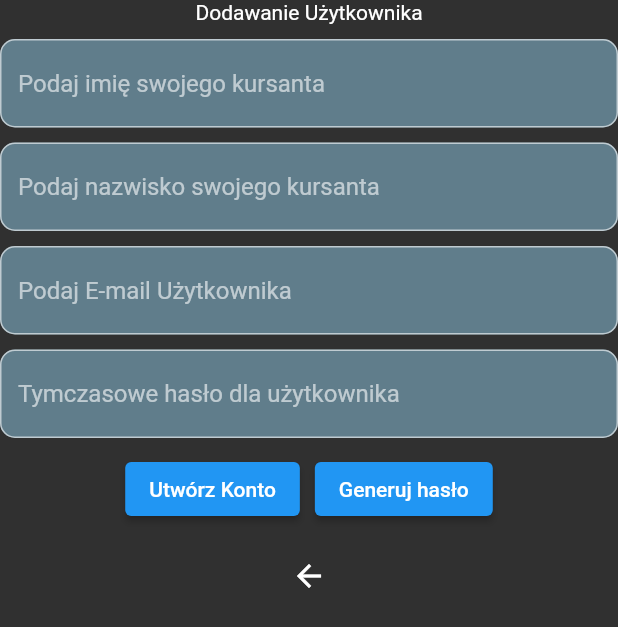
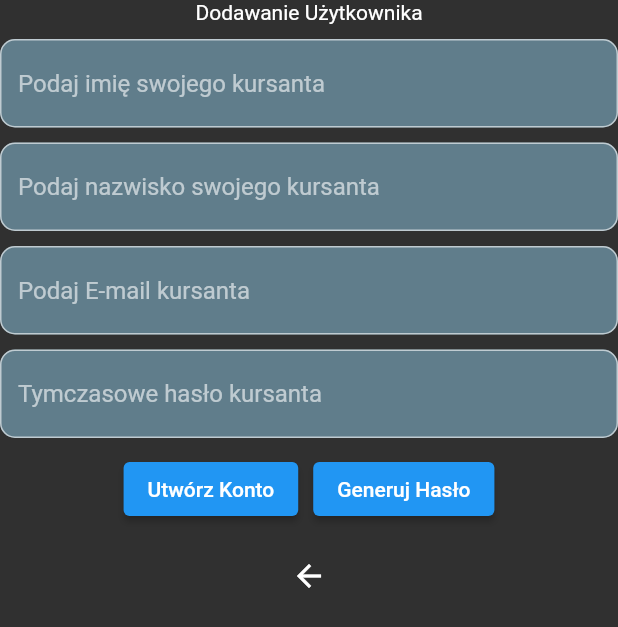
Before and after one commit to Ancyrafi/kursdemon, a Flutter app: the AddUsers widget shown alone on an empty page, opened directly, after a tap on the "add" icon, on a phone screen of 412 x 824 dp. Shown: the top 627 px of the screen. Run offline on Flutter 3.47's test engine with Material 2 defaults, Android fonts, the phone set to English and light mode, and no system bars; our stand-ins replace cloud_firestore, firebase_auth, firebase_core, flutter_bloc, flutter_vector_icons, flutter_widget_from_html_core; missing offline and left inert: fwfh_webview, quill_html_editor; accounts and stored records are empty; generated files the repository leaves out were written again.

Commit message:
set new operation languages

```diff
--- a/lib/features/list_lesson/list_lesson.dart
+++ b/lib/features/list_lesson/list_lesson.dart
@@ -2,7 +2,7 @@ import 'package:flutter/material.dart';
 import 'package:flutter_bloc/flutter_bloc.dart';
 import 'package:kursdemo/features/list_lesson/cubit/lesson_cubit.dart';
 import 'package:kursdemo/features/sections/user_section.dart';
-
+import 'package:flutter_gen/gen_l10n/app_localizations.dart';
 import 'package:kursdemo/repository/repository.dart';
 
 import '../../widgets/title_page_container.dart';
@@ -43,8 +43,8 @@ class _ListLessonState extends State<ListLesson> {
 
           return ListView(
             children: [
-              const TitlePageContainer(
-                title: 'Lekcje',
+              TitlePageContainer(
+                title: AppLocalizations.of(context)!.userLessonInfo,
               ),
               for (final onLesson in oneLesson)
                 ExpansionTile(
--- a/lib/features/sections/user_section.dart
+++ b/lib/features/sections/user_section.dart
@@ -3,7 +3,7 @@
 import 'package:flutter/material.dart';
 import 'package:flutter_widget_from_html_core/flutter_widget_from_html_core.dart';
 import 'package:fwfh_webview/fwfh_webview.dart';
-
+import 'package:flutter_gen/gen_l10n/app_localizations.dart';
 // import 'package:pod_player/pod_player.dart';
 
 class UserSectionPage extends StatelessWidget {
@@ -47,7 +47,7 @@ class UserSectionPage extends StatelessWidget {
                 onPressed: () {
                   Navigator.of(context).pop();
                 },
-                child: const Text('Ukończone'))
+                child: Text(AppLocalizations.of(context)!.finishButton))
           ],
         ),
       ),
--- a/lib/features/user_console_navigator/panel_of_users/user_panel.dart
+++ b/lib/features/user_console_navigator/panel_of_users/user_panel.dart
@@ -2,7 +2,7 @@ import 'package:flutter/material.dart';
 import 'package:flutter_bloc/flutter_bloc.dart';
 import 'package:kursdemo/features/user_console_navigator/panel_of_users/cubit/user_panel_cubit.dart';
 import 'package:kursdemo/repository/repository.dart';
-
+import 'package:flutter_gen/gen_l10n/app_localizations.dart';
 import '../../../widgets/build_text_field.dart';
 import '../../../widgets/random_password.dart';
 
@@ -30,14 +30,14 @@ class _AddUsersState extends State<AddUsers> {
           final users = state.users;
           if (state.addUser) {
             return Column(children: [
-              const Text('Dodawanie Użytkownika'),
+              Text(AppLocalizations.of(context)!.addUserInfo),
               const SizedBox(
                 height: 10,
               ),
               BuildTextField(
                   enabled: true,
                   hideText: false,
-                  hintText: 'Podaj imię swojego kursanta',
+                  hintText: AppLocalizations.of(context)!.addUserName,
                   controller: name),
               const SizedBox(
                 height: 10,
@@ -45,14 +45,14 @@ class _AddUsersState extends State<AddUsers> {
               BuildTextField(
                   enabled: true,
                   hideText: false,
-                  hintText: 'Podaj nazwisko swojego kursanta',
+                  hintText: AppLocalizations.of(context)!.addUserSurrname,
                   controller: surname),
               const SizedBox(
                 height: 10,
               ),
               BuildTextField(
                 enabled: true,
-                hintText: 'Podaj E-mail Użytkownika',
+                hintText: AppLocalizations.of(context)!.addUserEmail,
                 controller: email,
                 hideText: false,
               ),
@@ -62,7 +62,7 @@ class _AddUsersState extends State<AddUsers> {
               BuildTextField(
                   enabled: true,
                   hideText: false,
-                  hintText: 'Tymczasowe hasło dla użytkownika',
+                  hintText: AppLocalizations.of(context)!.addUserPassword,
                   controller: password),
               const SizedBox(
                 height: 10,
@@ -109,7 +109,7 @@ class _AddUsersState extends State<AddUsers> {
                                 )));
                       }
                     },
-                    child: const Text('Utwórz Konto'),
+                    child: Text(AppLocalizations.of(context)!.addUserButton),
                   ),
                   const SizedBox(
                     width: 10,
@@ -119,7 +119,8 @@ class _AddUsersState extends State<AddUsers> {
                       String randomPassword = generatePassword();
                       password.text = randomPassword;
                     },
-                    child: const Text('Generuj hasło'),
+                    child: Text(
+                        AppLocalizations.of(context)!.addUserPassGenButton),
                   ),
                 ],
               ),
@@ -165,7 +166,7 @@ class _AddUsersState extends State<AddUsers> {
                       height: 10,
                     ),
                     ListTile(
-                      title: Text('Hasło: ${user.pass}'),
+                      title: Text('Password: ${user.pass}'),
                     ),
                     const SizedBox(
                       height: 10,
@@ -190,7 +191,7 @@ class _AddUsersState extends State<AddUsers> {
                           );
                         }
                       },
-                      child: const Text('Usuń'),
+                      child: Text(AppLocalizations.of(context)!.deleteButtton),
                     ),
                   ],
                 ),
--- a/lib/features/userconsole/user_console.dart
+++ b/lib/features/userconsole/user_console.dart
@@ -1,6 +1,7 @@
 import 'package:firebase_auth/firebase_auth.dart';
 import 'package:flutter/material.dart';
 import 'package:kursdemo/features/authgate/auth.dart';
+import 'package:kursdemo/widgets/title_page_container.dart';
 
 import '../user_console_navigator/panel_of_blog/my_little_blog.dart';
 import '../user_console_navigator/panel_of_lesson/lesson_panel.dart';
@@ -51,7 +52,8 @@ class _UserConsoleState extends State<UserConsole> {
           children: <Widget>[
             DrawerHeader(
               decoration: const BoxDecoration(color: Colors.blue),
-              child: Text(AppLocalizations.of(context)!.rootPanelRollTitle),
+              child: TitlePageContainer(
+                  title: AppLocalizations.of(context)!.rootPanelRollTitle),
             ),
             ListTile(
               title: Text(AppLocalizations.of(context)!.rootPanelRollUser),
--- a/lib/l10n/app_pl.arb
+++ b/lib/l10n/app_pl.arb
@@ -28,6 +28,16 @@
   "sectionErrorMessage2": "Pole z tytułem sekcji jest wymagane",
   "lessonInfo": "Dodawanie Lekcji",
   "lessonAddTitle": "Podaj tytuł lekcji",
-  "errorLesson": "Nie podałeś żadnego tytułu lekcji"
+  "errorLesson": "Nie podałeś żadnego tytułu lekcji",
+  "errorSocial": "Musisz wypełnić to pole",
+  "addUserInfo": "Dodawanie Użytkownika",
+  "addUserName": "Podaj imię swojego kursanta",
+  "addUserSurrname": "Podaj nazwisko swojego kursanta",
+  "addUserEmail": "Podaj E-mail kursanta",
+  "addUserPassword": "Tymczasowe hasło kursanta",
+  "addUserButton": "Utwórz Konto",
+  "addUserPassGenButton": "Generuj Hasło",
+  "userLessonInfo": "Lekcje",
+  "finishButton": "Ukończone"
 
 }
--- a/lib/main.dart
+++ b/lib/main.dart
@@ -32,7 +32,7 @@ class MyApp extends StatelessWidget {
         Locale('en'), // English
         Locale('pl'), // polski
       ],
-      locale: const Locale('en'),
+      locale: const Locale('pl'),
       home: AuthGate(),
     );
   }
```
Also changed, not shown: lib/features/user_console_navigator/panel_of_social/panel_of_social.dart (+13 -13 lines), lib/l10n/app_en.arb (+25 -15 lines).
